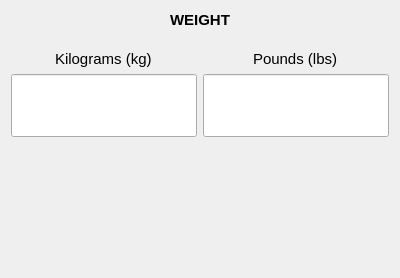
This is weightwidget.ui in dimitris47/units as Qt 5 draws it before an edit. The edited form follows.
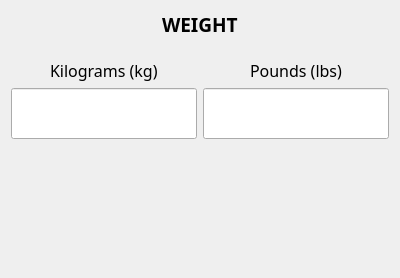
This is the edited form.

Patch:
```diff
--- a/weightwidget.ui
+++ b/weightwidget.ui
@@ -24,7 +24,8 @@
      </property>
      <property name="font">
       <font>
-       <pointsize>11</pointsize>
+       <family>Fira Sans</family>
+       <pointsize>12</pointsize>
       </font>
      </property>
      <property name="text">
@@ -42,7 +43,8 @@
     <widget class="QLabel" name="kglabel">
      <property name="font">
       <font>
-       <pointsize>11</pointsize>
+       <family>Fira Sans</family>
+       <pointsize>12</pointsize>
       </font>
      </property>
      <property name="text">
@@ -54,7 +56,8 @@
     <widget class="QLabel" name="label">
      <property name="font">
       <font>
-       <pointsize>11</pointsize>
+       <family>Fira Sans</family>
+       <pointsize>14</pointsize>
        <weight>75</weight>
        <bold>true</bold>
       </font>
@@ -74,7 +77,8 @@
      </property>
      <property name="font">
       <font>
-       <pointsize>11</pointsize>
+       <family>Fira Sans</family>
+       <pointsize>12</pointsize>
       </font>
      </property>
      <property name="text">
@@ -99,7 +103,7 @@
      <property name="sizeHint" stdset="0">
       <size>
        <width>20</width>
-       <height>130</height>
+       <height>128</height>
       </size>
      </property>
     </spacer>
@@ -108,7 +112,8 @@
     <widget class="QLabel" name="lbslabel">
      <property name="font">
       <font>
-       <pointsize>11</pointsize>
+       <family>Fira Sans</family>
+       <pointsize>12</pointsize>
       </font>
      </property>
      <property name="text">
```
